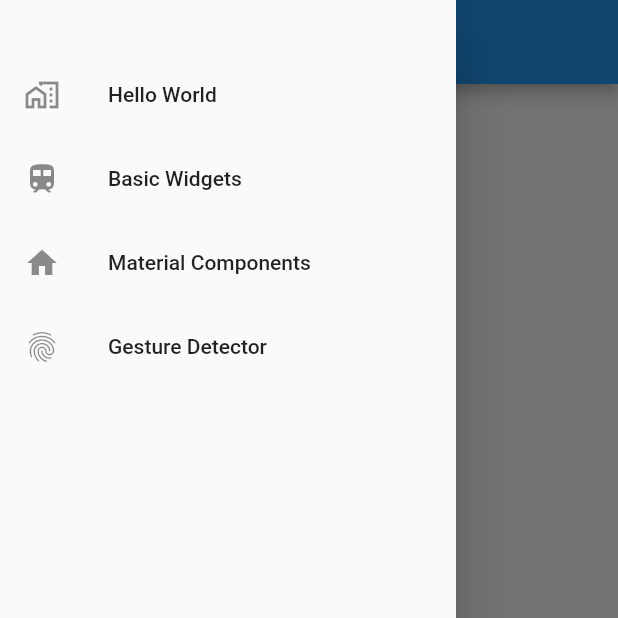
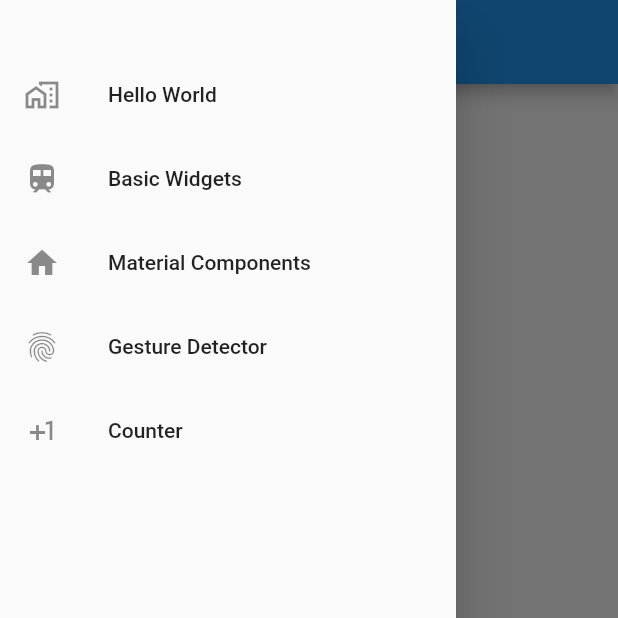
Before and after one commit to OscarAguilarL/widget-introduction, a Flutter app: the screen it shows after launch, with the side drawer open, on a phone screen of 412 x 824 dp, the top half of it. Run offline on Flutter 3.47's test engine with Material 2 defaults, Android fonts, the phone set to English and light mode, and no system bars.

Commit message:
counter component

```diff
--- a/lib/main.dart
+++ b/lib/main.dart
@@ -1,6 +1,7 @@
 import 'package:flutter/material.dart';
 import 'package:flutter_components/routes/page_routes.dart';
 import 'package:flutter_components/widgets/basic_widgets.dart';
+import 'package:flutter_components/widgets/counter.dart';
 import 'package:flutter_components/widgets/hello_world.dart';
 import 'package:flutter_components/widgets/my_gesture_detector.dart';
 import 'package:flutter_components/widgets/tutorial_home.dart';
@@ -26,6 +27,7 @@ class MyApp extends StatelessWidget {
         PageRoutes.basicWidgets: (context) => const MyScaffold(),
         PageRoutes.tutorialHome: (context) => TutorialHome(),
         PageRoutes.gestureDetector: (context) => const MyGestureDetector(),
+        PageRoutes.counter: (context) => const MyCounter(),
       },
     );
   }
--- a/lib/routes/page_routes.dart
+++ b/lib/routes/page_routes.dart
@@ -3,4 +3,5 @@ class PageRoutes {
   static String basicWidgets = 'basic-widgets';
   static String tutorialHome = 'tutorial-home';
   static String gestureDetector = 'gesture-detector';
+  static String counter = 'counter';
 }
--- /dev/null
+++ b/lib/widgets/counter.dart
@@ -0,0 +1,51 @@
+import 'package:flutter/material.dart';
+import 'package:flutter_components/widgets/navigation_drawer.dart';
+
+class Counter extends StatefulWidget {
+  const Counter({super.key});
+
+  @override
+  State<Counter> createState() => _CounterState();
+}
+
+class _CounterState extends State<Counter> {
+  int _counter = 0;
+
+  void _increment() {
+    setState(() {
+      _counter++;
+    });
+  }
+
+  @override
+  Widget build(BuildContext context) {
+    return Row(
+      mainAxisAlignment: MainAxisAlignment.center,
+      children: <Widget>[
+        ElevatedButton(
+          onPressed: _increment,
+          child: const Text('Increment'),
+        ),
+        const SizedBox(width: 16),
+        Text('Count: $_counter'),
+      ],
+    );
+  }
+}
+
+class MyCounter extends StatelessWidget {
+  const MyCounter({super.key});
+
+  @override
+  Widget build(BuildContext context) {
+    return Scaffold(
+      appBar: AppBar(
+        title: const Text('Counter'),
+      ),
+      drawer: const NavigationDrawer(),
+      body: const Center(
+        child: Counter(),
+      ),
+    );
+  }
+}
--- a/lib/widgets/navigation_drawer.dart
+++ b/lib/widgets/navigation_drawer.dart
@@ -50,6 +50,12 @@ class NavigationDrawer extends StatelessWidget {
                   context, PageRoutes.gestureDetector);
             },
           ),
+          ListTile(
+            leading: const Icon(Icons.plus_one),
+            title: const Text('Counter'),
+            onTap: () =>
+                Navigator.pushReplacementNamed(context, PageRoutes.counter),
+          )
         ],
       ),
     );
```
